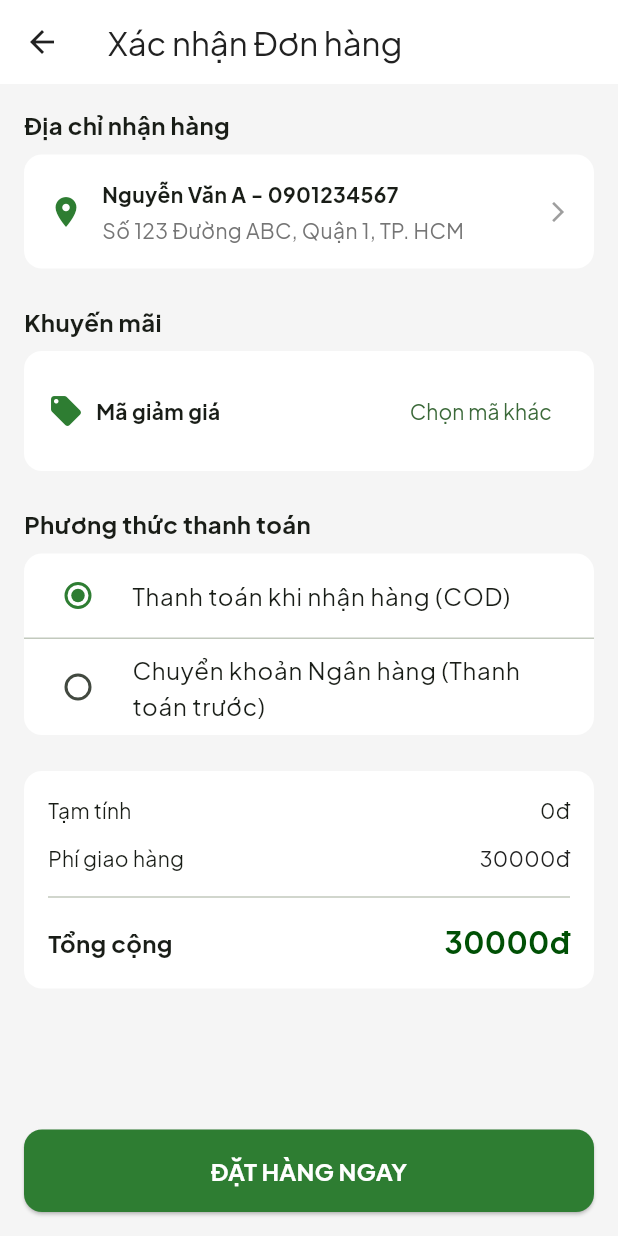
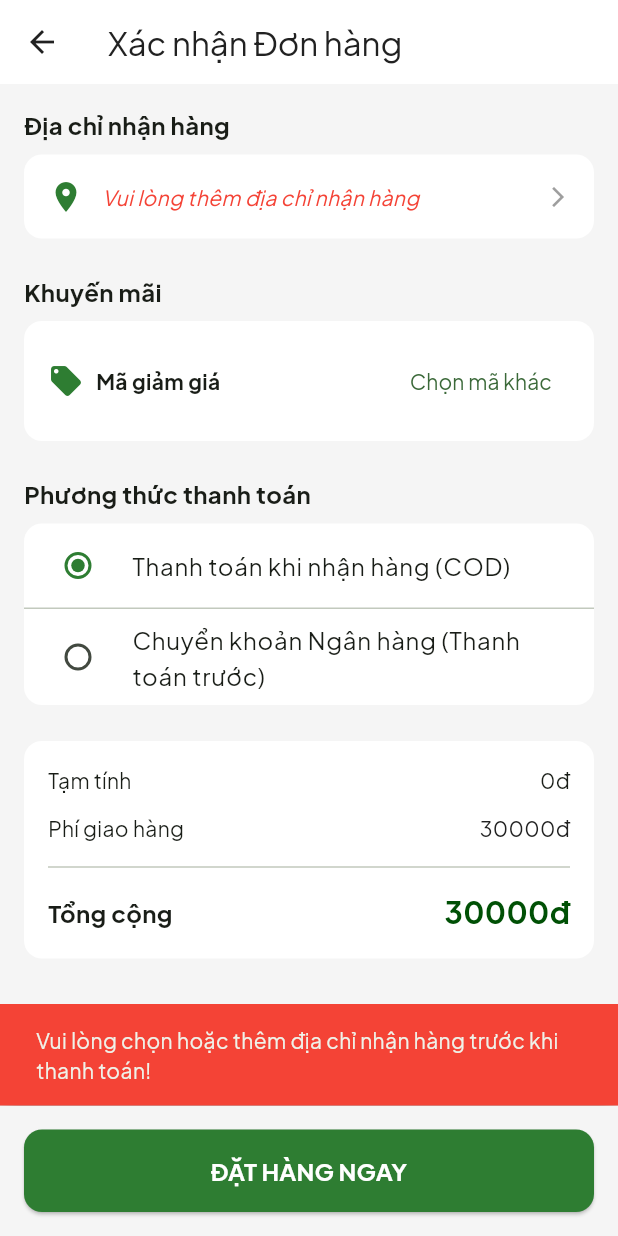
Before and after one commit to DEV-LeHuuLuan36/cua_hang_hoa_sen_da, a Flutter app: the CheckoutScreen screen opened by its route, after a tap on "ĐẶT HÀNG NGAY", on a phone screen of 412 x 824 dp. Run offline on Flutter 3.47's test engine with Material 3 defaults, Android fonts, the phone set to English and light mode, and no system bars; our stand-ins replace geocoding, google_maps_flutter, shared_preferences, sqflite, sqflite_common_ffi; accounts and stored records are empty.

Commit message:
Địa chỉ

```diff
--- a/lib/providers/order_provider.dart
+++ b/lib/providers/order_provider.dart
@@ -45,6 +45,7 @@ class OrderProvider with ChangeNotifier {
     double discountAmount = 0,    // <-- Đã thêm
     double shippingFee = 30000,   // <-- Đã thêm
     String paymentMethod = 'COD', // <-- Đã thêm
+    required String addressId,
   }) async {
     _isLoading = true;
     notifyListeners();
@@ -54,7 +55,7 @@ class OrderProvider with ChangeNotifier {
       'id': orderId,
       'order_number': 'SD${DateTime.now().millisecondsSinceEpoch.toString().substring(5)}',
       'user_id': userId,
-      'address_id': 'mock_address_123',
+      'address_id': addressId,
       'subtotal': totalAmount - shippingFee + discountAmount, // Tính ngược lại tiền hàng gốc
       'shipping_fee': shippingFee,
       'discount': discountAmount,
--- a/lib/routes/app_routes.dart
+++ b/lib/routes/app_routes.dart
@@ -19,6 +19,7 @@ import '../screens/customer/profile/address_book_screen.dart';
 import '../screens/customer/profile/wishlist_screen.dart';
 import '../screens/customer/profile/my_vouchers_screen.dart';
 import '../screens/customer/profile/recently_viewed_screen.dart';
+import '../screens/customer/profile/add_edit_address_screen.dart';
 
 // Admin
 import '../screens/admin/admin_dashboard_screen.dart';
@@ -99,6 +100,8 @@ class AppRoutes {
       case RouteNames.adminReport:
         return MaterialPageRoute(builder: (_) => const AdminReportScreen());
 
+      case '${RouteNames.addressBook}/add':
+        return MaterialPageRoute(builder: (_) => const AddEditAddressScreen());
     // --- DEFAULT ---
       default:
         return MaterialPageRoute(
--- a/lib/screens/customer/cart/checkout_screen.dart
+++ b/lib/screens/customer/cart/checkout_screen.dart
@@ -7,6 +7,8 @@ import '../../../providers/auth_provider.dart';
 import '../../../providers/cart_provider.dart';
 import '../../../providers/order_provider.dart';
 import '../../../providers/product_provider.dart';
+import '../../../providers/user_provider.dart';
+import '../../../models/common/address.dart';
 
 class CheckoutScreen extends StatefulWidget {
   const CheckoutScreen({Key? key}) : super(key: key);
@@ -19,25 +21,41 @@ class _CheckoutScreenState extends State<CheckoutScreen> {
   // Trạng thái Phương thức thanh toán
   String _selectedPaymentMethod = 'COD';
 
-  // Trạng thái Voucher & Phí
-  Map<String, dynamic>? _selectedVoucher; // Voucher chọn thủ công
-  bool _isAutoFreeshipApplied = false;   // Cờ kiểm tra ngày đôi
-  double _shippingFee = 30000;           // Phí ship mặc định
-  double _discountAmount = 0;            // Số tiền được giảm
-  double _subTotal = 0;                  // Tổng tiền hàng thực tế
+  // Trạng thái Voucher, Phí & Địa chỉ
+  Map<String, dynamic>? _selectedVoucher;
+  bool _isAutoFreeshipApplied = false;
+  double _shippingFee = 30000;
+  double _discountAmount = 0;
+  double _subTotal = 0;
+  Address? _selectedAddress;
 
   @override
   void initState() {
     super.initState();
-    // Khởi tạo dữ liệu sau khi frame đầu tiên được vẽ
     WidgetsBinding.instance.addPostFrameCallback((_) {
       _calculateInitialTotals();
     });
   }
 
-  void _calculateInitialTotals() {
+  // ĐÓNG NGOẶC CHUẨN Ở ĐÂY
+  void _calculateInitialTotals() async {
     final cartProvider = context.read<CartProvider>();
     final productProvider = context.read<ProductProvider>();
+    final userProvider = context.read<UserProvider>();
+    final authProvider = context.read<AuthProvider>();
+
+    final userId = authProvider.currentUser?.id;
+
+    // Load sổ địa chỉ của user nếu có
+    if (userId != null) {
+      await userProvider.loadUserAddresses(userId);
+      if (userProvider.addresses.isNotEmpty) {
+        _selectedAddress = userProvider.addresses.firstWhere(
+              (addr) => addr.isDefault,
+          orElse: () => userProvider.addresses.first,
+        );
+      }
+    }
 
     // Tính tổng tiền dựa trên số lượng trong giỏ và giá bên bảng Product
     double calculatedSubTotal = 0;
@@ -46,17 +64,17 @@ class _CheckoutScreenState extends State<CheckoutScreen> {
         final product = productProvider.products.firstWhere((p) => p.id == item.productId);
         calculatedSubTotal += product.price * item.quantity;
       } catch (e) {
-        // Bỏ qua nếu không tìm thấy thông tin sản phẩm
+        // Bỏ qua nếu không tìm thấy
       }
     }
 
     setState(() {
-      _subTotal = calculatedSubTotal; // Đã bỏ 'cartProvider.totalAmount' bị lỗi
+      _subTotal = calculatedSubTotal;
       _checkAutoVoucher();
     });
   }
 
-  // Logic kiểm tra Voucher tự động: Tháng trùng Ngày (VD: 9/9, 10/10)
+  // CÁC HÀM NÀY PHẢI NẰM NGOÀI _calculateInitialTotals
   void _checkAutoVoucher() {
     final today = DateTime.now();
     if (today.day == today.month) {
@@ -72,20 +90,17 @@ class _CheckoutScreenState extends State<CheckoutScreen> {
     }
   }
 
-  // Hàm tính toán và áp dụng Voucher
   void _applyVoucher(Map<String, dynamic>? voucher) {
     setState(() {
       _selectedVoucher = voucher;
       _discountAmount = 0;
-      _shippingFee = 30000; // Reset phí ship về mặc định
+      _shippingFee = 30000;
 
       if (voucher == null) {
-        // Nếu xóa voucher thủ công, quay lại kiểm tra ngày đôi
         _checkAutoVoucher();
         return;
       }
 
-      // Nếu có chọn voucher thủ công, tắt chế độ tự động Freeship ngày đôi
       _isAutoFreeshipApplied = false;
 
       final String type = voucher['type'] ?? '';
@@ -99,7 +114,6 @@ class _CheckoutScreenState extends State<CheckoutScreen> {
           break;
         case 'percent':
           double calculated = (_subTotal * value / 100);
-          // Không vượt quá mức giảm tối đa nếu có
           if (maxDiscount != null && calculated > maxDiscount) {
             _discountAmount = maxDiscount;
           } else {
@@ -120,7 +134,6 @@ class _CheckoutScreenState extends State<CheckoutScreen> {
     final cartProvider = context.watch<CartProvider>();
     final items = cartProvider.cartItems;
 
-    // Tính tổng tiền cuối cùng (đảm bảo không âm)
     double totalAmount = (_subTotal + _shippingFee - _discountAmount);
     if (totalAmount < 0) totalAmount = 0;
 
@@ -137,33 +150,45 @@ class _CheckoutScreenState extends State<CheckoutScreen> {
         child: Column(
           crossAxisAlignment: CrossAxisAlignment.start,
           children: [
-            // 1. Địa chỉ giao hàng (Tạm thời giữ UI cũ của bạn)
+            // 1. ĐỊA CHỈ NHẬN HÀNG
             const Text('Địa chỉ nhận hàng', style: TextStyle(fontSize: 16, fontWeight: FontWeight.bold)),
             const SizedBox(height: 8),
-            Container(
+            InkWell(
+              onTap: () async {
+                final selected = await Navigator.pushNamed(context, RouteNames.addressBook);
+                if (selected != null && selected is Address) {
+                  setState(() {
+                    _selectedAddress = selected;
+                  });
+                }
+              },
+              child: Container(
                 padding: const EdgeInsets.all(16),
                 decoration: BoxDecoration(color: Colors.white, borderRadius: BorderRadius.circular(12)),
-              child: const Row(
+                child: Row(
                   children: [
-                  Icon(Icons.location_on, color: AppColors.primary),
-                  SizedBox(width: 12),
+                    const Icon(Icons.location_on, color: AppColors.primary),
+                    const SizedBox(width: 12),
                     Expanded(
-                    child: Column(
+                      child: _selectedAddress == null
+                          ? const Text('Vui lòng thêm địa chỉ nhận hàng', style: TextStyle(color: Colors.red, fontStyle: FontStyle.italic))
+                          : Column(
                         crossAxisAlignment: CrossAxisAlignment.start,
                         children: [
-                        Text('Nguyễn Văn A - 0901234567', style: TextStyle(fontWeight: FontWeight.bold)),
-                        SizedBox(height: 4),
-                        Text('Số 123 Đường ABC, Quận 1, TP. HCM', style: TextStyle(color: AppColors.textSecondary)),
+                          Text('${_selectedAddress!.fullName} - ${_selectedAddress!.phone}', style: const TextStyle(fontWeight: FontWeight.bold)),
+                          const SizedBox(height: 4),
+                          Text('${_selectedAddress!.addressLine}, ${_selectedAddress!.ward}, ${_selectedAddress!.district}, ${_selectedAddress!.city}', style: const TextStyle(color: AppColors.textSecondary)),
                         ],
                       ),
                     ),
-                  Icon(Icons.arrow_forward_ios, size: 16, color: Colors.grey),
+                    const Icon(Icons.arrow_forward_ios, size: 16, color: Colors.grey),
                   ],
+                ),
               ),
             ),
             const SizedBox(height: 24),
 
-            // 2. Khuyến mãi / Voucher
+            // 2. KHUYẾN MÃI / VOUCHER
             const Text('Khuyến mãi', style: TextStyle(fontSize: 16, fontWeight: FontWeight.bold)),
             const SizedBox(height: 8),
             Container(
@@ -183,7 +208,6 @@ class _CheckoutScreenState extends State<CheckoutScreen> {
                       ),
                       TextButton(
                         onPressed: () async {
-                          // Chờ kết quả trả về từ màn hình chọn Voucher
                           final result = await Navigator.pushNamed(context, RouteNames.myVouchers);
                           if (result != null && result is Map<String, dynamic>) {
                             _applyVoucher(result);
@@ -193,8 +217,6 @@ class _CheckoutScreenState extends State<CheckoutScreen> {
                       )
                     ],
                   ),
-
-                  // Hiển thị Voucher đã chọn thủ công
                   if (_selectedVoucher != null)
                     Container(
                       margin: const EdgeInsets.only(top: 8),
@@ -217,8 +239,6 @@ class _CheckoutScreenState extends State<CheckoutScreen> {
                         ],
                       ),
                     ),
-
-                  // Hiển thị Freeship tự động (chỉ hiện khi không có voucher thủ công)
                   if (_isAutoFreeshipApplied)
                     Container(
                       margin: const EdgeInsets.only(top: 8),
@@ -237,7 +257,7 @@ class _CheckoutScreenState extends State<CheckoutScreen> {
             ),
             const SizedBox(height: 24),
 
-            // 3. Phương thức thanh toán
+            // 3. PHƯƠNG THỨC THANH TOÁN
             const Text('Phương thức thanh toán', style: TextStyle(fontSize: 16, fontWeight: FontWeight.bold)),
             const SizedBox(height: 8),
             Container(
@@ -264,7 +284,7 @@ class _CheckoutScreenState extends State<CheckoutScreen> {
             ),
             const SizedBox(height: 24),
 
-            // 4. Tổng kết tiền
+            // 4. TỔNG KẾT TIỀN
             Container(
               padding: const EdgeInsets.all(16),
               decoration: BoxDecoration(color: Colors.white, borderRadius: BorderRadius.circular(12)),
@@ -277,10 +297,8 @@ class _CheckoutScreenState extends State<CheckoutScreen> {
                   const SizedBox(height: 12),
                   Row(mainAxisAlignment: MainAxisAlignment.spaceBetween, children: [
                     const Text('Phí giao hàng'),
-                    Text(
-                        _shippingFee == 0 ? 'Miễn phí' : '${_shippingFee.toInt()}đ',
-                        style: TextStyle(color: _shippingFee == 0 ? Colors.green : AppColors.textPrimary)
-                    )
+                    Text(_shippingFee == 0 ? 'Miễn phí' : '${_shippingFee.toInt()}đ',
+                        style: TextStyle(color: _shippingFee == 0 ? Colors.green : AppColors.textPrimary))
                   ]),
                   if (_discountAmount > 0) ...[
                     const SizedBox(height: 12),
@@ -313,6 +331,15 @@ class _CheckoutScreenState extends State<CheckoutScreen> {
               shape: RoundedRectangleBorder(borderRadius: BorderRadius.circular(12)),
             ),
             onPressed: () async {
+              // CHẶN THANH TOÁN NẾU CHƯA CÓ ĐỊA CHỈ
+              if (_selectedAddress == null) {
+                ScaffoldMessenger.of(context).showSnackBar(const SnackBar(
+                  content: Text('Vui lòng chọn hoặc thêm địa chỉ nhận hàng trước khi thanh toán!'),
+                  backgroundColor: Colors.red,
+                ));
+                return;
+              }
+
               final authProvider = context.read<AuthProvider>();
               final cartProvider = context.read<CartProvider>();
               final orderProvider = context.read<OrderProvider>();
@@ -322,7 +349,7 @@ class _CheckoutScreenState extends State<CheckoutScreen> {
 
               if (userId == null || cart == null || items.isEmpty) return;
 
-              // Truyền toàn bộ dữ liệu tính toán thực tế vào Provider
+              // GỬI DATA KÈM ID ĐỊA CHỈ THẬT
               final success = await orderProvider.placeOrder(
                 userId: userId,
                 cartId: cart.id,
@@ -332,6 +359,7 @@ class _CheckoutScreenState extends State<CheckoutScreen> {
                 discountAmount: _discountAmount,
                 shippingFee: _shippingFee,
                 paymentMethod: _selectedPaymentMethod,
+                addressId: _selectedAddress!.id, // <--- Đã sửa ở đây
               );
 
               if (success && context.mounted) {
```
Also changed, not shown: lib/providers/address_book_screen.dart (+88 -69 lines). Lines whose indentation alone changed are shown as unchanged.
